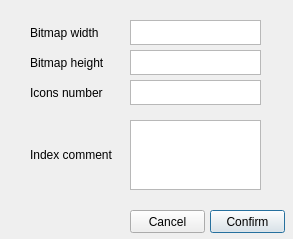
Before: the Qt Designer form settingswindow.ui in ArturRog/PhotoIndex, drawn with Qt 5.
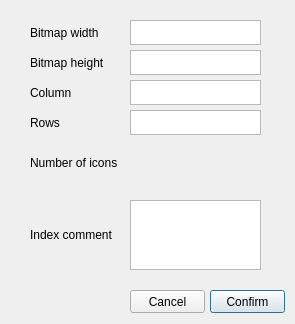
After: the same form once the commit is applied.

Diff of the .ui file:
```diff
--- a/settingswindow.ui
+++ b/settingswindow.ui
@@ -6,8 +6,8 @@
    <rect>
     <x>0</x>
     <y>0</y>
-    <width>293</width>
-    <height>239</height>
+    <width>295</width>
+    <height>324</height>
    </rect>
   </property>
   <property name="windowTitle">
@@ -43,7 +43,7 @@
    <property name="geometry">
     <rect>
      <x>210</x>
-     <y>210</y>
+     <y>290</y>
      <width>75</width>
      <height>23</height>
     </rect>
@@ -56,7 +56,7 @@
    <property name="geometry">
     <rect>
      <x>130</x>
-     <y>210</y>
+     <y>290</y>
      <width>75</width>
      <height>23</height>
     </rect>
@@ -101,7 +101,7 @@
     </rect>
    </property>
    <property name="text">
-    <string>Icons number</string>
+    <string>Column</string>
    </property>
    <property name="wordWrap">
     <bool>false</bool>
@@ -121,7 +121,7 @@
    <property name="geometry">
     <rect>
      <x>30</x>
-     <y>120</y>
+     <y>200</y>
      <width>91</width>
      <height>70</height>
     </rect>
@@ -137,12 +137,70 @@
    <property name="geometry">
     <rect>
      <x>130</x>
-     <y>120</y>
+     <y>200</y>
      <width>131</width>
      <height>70</height>
     </rect>
    </property>
   </widget>
+  <widget class="QLabel" name="label_5">
+   <property name="geometry">
+    <rect>
+     <x>30</x>
+     <y>110</y>
+     <width>91</width>
+     <height>25</height>
+    </rect>
+   </property>
+   <property name="text">
+    <string>Rows</string>
+   </property>
+   <property name="wordWrap">
+    <bool>false</bool>
+   </property>
+  </widget>
+  <widget class="QTextEdit" name="textEdit_5">
+   <property name="geometry">
+    <rect>
+     <x>130</x>
+     <y>110</y>
+     <width>131</width>
+     <height>25</height>
+    </rect>
+   </property>
+  </widget>
+  <widget class="QLabel" name="label_6">
+   <property name="geometry">
+    <rect>
+     <x>30</x>
+     <y>150</y>
+     <width>91</width>
+     <height>25</height>
+    </rect>
+   </property>
+   <property name="text">
+    <string>Number of icons</string>
+   </property>
+   <property name="wordWrap">
+    <bool>false</bool>
+   </property>
+  </widget>
+  <widget class="QLabel" name="label_7">
+   <property name="geometry">
+    <rect>
+     <x>130</x>
+     <y>150</y>
+     <width>91</width>
+     <height>25</height>
+    </rect>
+   </property>
+   <property name="text">
+    <string/>
+   </property>
+   <property name="wordWrap">
+    <bool>false</bool>
+   </property>
+  </widget>
  </widget>
  <resources/>
  <connections/>
```
